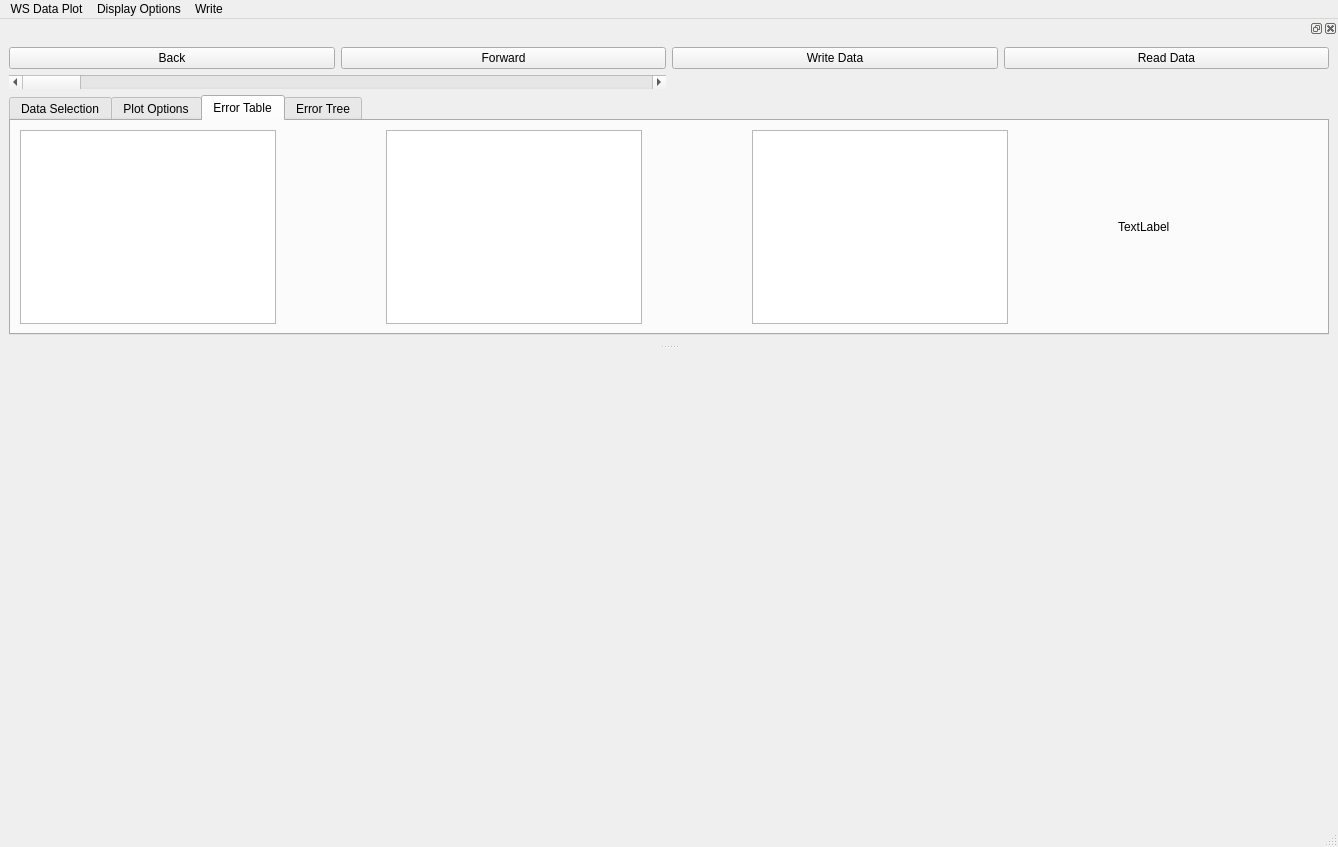
Qt form DataGUI/data_plot.ui (eroots/pyMT) before a commit.
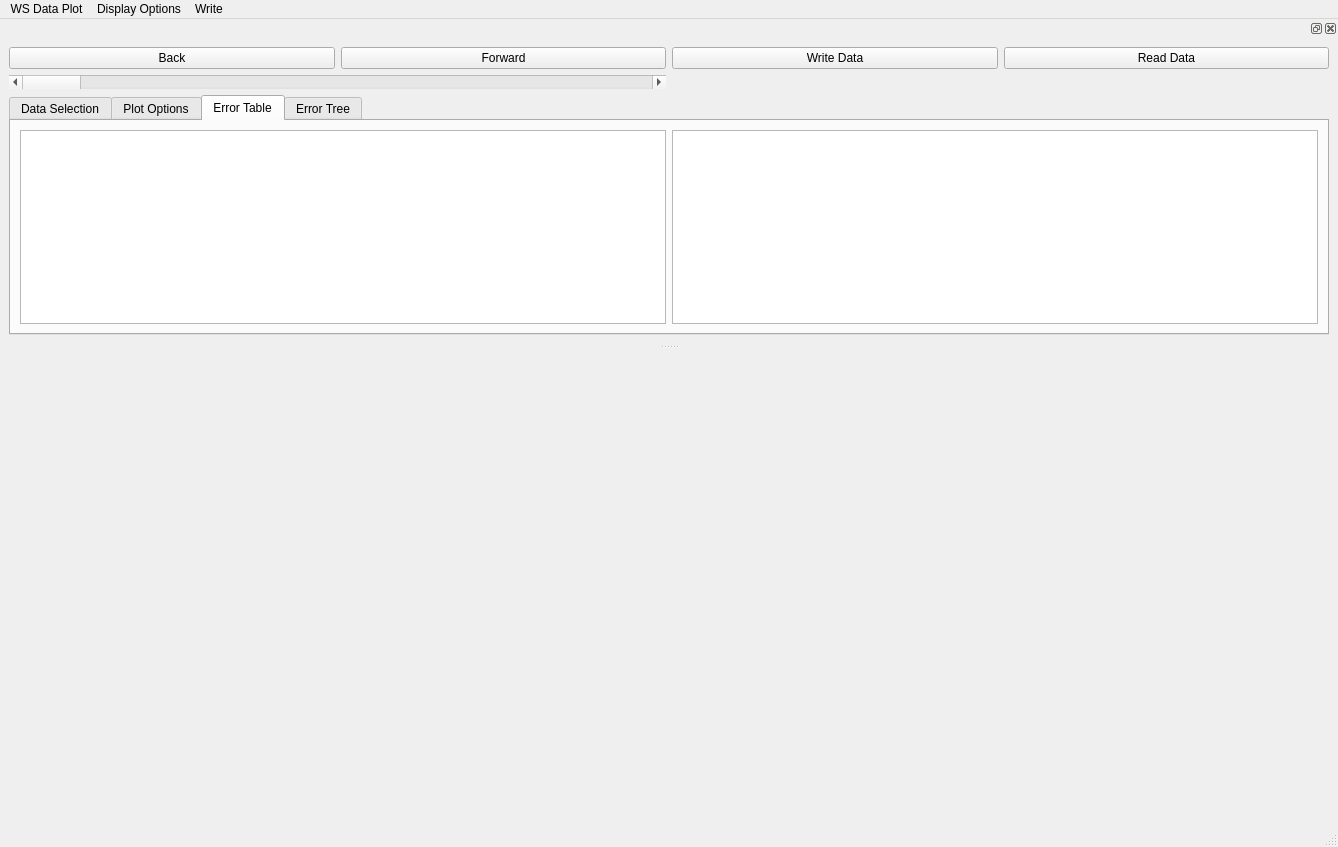
The same form after that commit. The open tabs and pages were chosen to show the change.

```diff
--- a/DataGUI/data_plot.ui
+++ b/DataGUI/data_plot.ui
@@ -520,64 +520,41 @@
         </attribute>
         <layout class="QHBoxLayout" name="horizontalLayout_2">
          <item>
-          <widget class="QTableWidget" name="stationRMS"/>
-         </item>
-         <item>
-          <spacer name="horizontalSpacer">
-           <property name="orientation">
-            <enum>Qt::Horizontal</enum>
+          <widget class="QTableWidget" name="stationRMS">
+           <property name="selectionMode">
+            <enum>QAbstractItemView::ExtendedSelection</enum>
            </property>
-           <property name="sizeHint" stdset="0">
-            <size>
-             <width>40</width>
-             <height>20</height>
-            </size>
+           <property name="sortingEnabled">
+            <bool>false</bool>
            </property>
-          </spacer>
-         </item>
-         <item>
-          <widget class="QTableWidget" name="compRMS"/>
-         </item>
-         <item>
-          <spacer name="horizontalSpacer_2">
-           <property name="orientation">
-            <enum>Qt::Horizontal</enum>
+           <property name="wordWrap">
+            <bool>true</bool>
            </property>
-           <property name="sizeHint" stdset="0">
-            <size>
-             <width>40</width>
-             <height>20</height>
-            </size>
-           </property>
-          </spacer>
+           <attribute name="horizontalHeaderCascadingSectionResizes">
+            <bool>true</bool>
+           </attribute>
+           <attribute name="horizontalHeaderShowSortIndicator" stdset="0">
+            <bool>false</bool>
+           </attribute>
+           <attribute name="verticalHeaderCascadingSectionResizes">
+            <bool>true</bool>
+           </attribute>
+          </widget>
          </item>
          <item>
-          <widget class="QTableWidget" name="periodRMS"/>
-         </item>
-         <item>
-          <spacer name="horizontalSpacer_3">
-           <property name="orientation">
-            <enum>Qt::Horizontal</enum>
+          <widget class="QTableWidget" name="periodRMS">
+           <property name="selectionMode">
+            <enum>QAbstractItemView::ExtendedSelection</enum>
            </property>
-           <property name="sizeHint" stdset="0">
-            <size>
-             <width>40</width>
-             <height>20</height>
-            </size>
+           <property name="sortingEnabled">
+            <bool>false</bool>
            </property>
-          </spacer>
-         </item>
-         <item>
-          <widget class="QLabel" name="rmsInfo">
-           <property name="minimumSize">
-            <size>
-             <width>200</width>
-             <height>0</height>
-            </size>
-           </property>
-           <property name="text">
-            <string>TextLabel</string>
-           </property>
+           <attribute name="horizontalHeaderCascadingSectionResizes">
+            <bool>true</bool>
+           </attribute>
+           <attribute name="verticalHeaderCascadingSectionResizes">
+            <bool>true</bool>
+           </attribute>
           </widget>
          </item>
         </layout>
```
Left out of the diff: 23 changed lines with no effect on the pictures.
